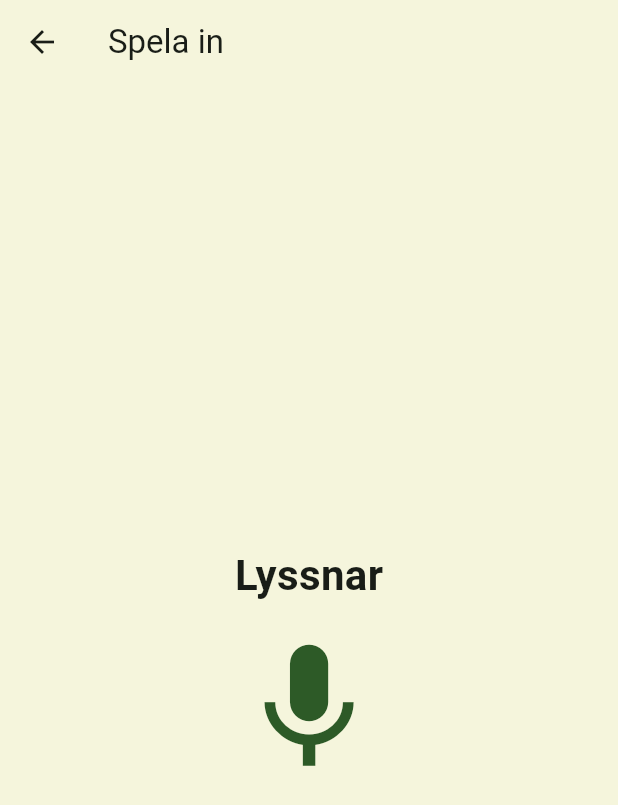
After one commit to buuddaan/WingLog, a Flutter app: the MyHomePage screen opened directly, item 5 of the bottom bar chosen, after a tap on "Spela in ljud", on a phone screen of 412 x 824 dp. The commit adds this screen. Shown: the top 805 px of the screen. Run offline on Flutter 3.47's test engine with Material 3 defaults, Android fonts, the phone set to English and light mode, and no system bars.

Commit message:
Lägger till SoundRecording

```diff
--- a/frontend/lib/main.dart
+++ b/frontend/lib/main.dart
@@ -1,4 +1,5 @@
 import 'package:flutter/material.dart';
+import 'package:frontend/screens/SoundRecording_screen.dart';
 import 'screens/home_screen.dart';
 
 
@@ -23,7 +24,8 @@ class MyApp extends StatelessWidget {
         ),
       ),
       // Här pekar vi på klassen som ligger i home_screen.dart
-      home: const MyHomePage(title: 'WingLog'),
+      home: const MyHomePage(title: 'Winglog'),
+
     );
   }
 }
--- /dev/null
+++ b/frontend/lib/screens/SoundRecording_screen.dart
@@ -0,0 +1,155 @@
+import 'package:flutter/cupertino.dart';
+import 'package:flutter/material.dart';
+
+class SoundRecordingScreen extends StatelessWidget{
+    const SoundRecordingScreen ({super.key});
+
+    @override
+    Widget build (BuildContext context) {
+        return Scaffold(
+            body: Center(
+                child: GestureDetector(
+                    onTap: (){
+                        Navigator.push(
+                            context,
+                           MaterialPageRoute(
+                               builder: (context) => const ListeningScreen(),
+                           ),
+                        );
+                    },
+                    child: Container(
+                        padding: const EdgeInsets.symmetric(
+                        horizontal: 40,
+                        vertical: 20,
+                        ),
+                     decoration: BoxDecoration(
+                        border: Border.all(
+                            color: Colors.green,
+                            width: 5,
+                        ),
+                        borderRadius: BorderRadius.circular(40),
+                    ),
+                    child: Text('Spela in ljud'),
+                ),
+              ),
+            ),
+         );
+} }
+
+   class ListeningScreen extends StatefulWidget {
+  const ListeningScreen({super.key});
+
+  @override
+  State<ListeningScreen> createState() => _ListeningScreenState();
+}
+
+class _ListeningScreenState extends State<ListeningScreen>
+    with SingleTickerProviderStateMixin {
+  late AnimationController _controller;
+  late Animation<double> _scaleAnimation;
+
+  @override
+  void initState() {
+    super.initState();
+
+    _controller = AnimationController(
+      vsync: this,
+      duration: const Duration(milliseconds: 900),
+    )..repeat(reverse: true);
+
+    _scaleAnimation = Tween<double>(begin: 1.0, end: 1.15).animate(
+      CurvedAnimation(parent: _controller, curve: Curves.easeInOut),
+    );
+
+    Future.delayed(const Duration(seconds: 3), (){
+        Navigator.push(
+            context,
+            MaterialPageRoute(builder: (context) => const RecognitionResultScreen(),
+            ),
+        ) ;
+    } );
+  }
+
+  @override
+  void dispose() {
+    _controller.dispose();
+    super.dispose();
+  }
+
+  @override
+  Widget build(BuildContext context) {
+    return Scaffold(
+      appBar: AppBar(
+        title: const Text('Spela in'),
+      ),
+      body: Center(
+        child: Column(
+          mainAxisAlignment: MainAxisAlignment.center,
+          children: [
+            const Text(
+              'Lyssnar',
+              style: TextStyle(
+                fontSize: 28,
+                fontWeight: FontWeight.bold,
+              ),
+            ),
+            const SizedBox(height: 24),
+            ScaleTransition(
+              scale: _scaleAnimation,
+              child: const Icon(
+                Icons.mic,
+                size: 90,
+                color: Color(0xFF2D5A27),
+              ),
+            ),
+          ],
+        ),
+      ),
+    );
+  }
+}
+
+class RecognitionResultScreen extends StatelessWidget {
+  const RecognitionResultScreen({super.key});
+
+  @override
+  Widget build(BuildContext context) {
+    return Scaffold(
+      appBar: AppBar(
+        title: const Text('Resultat'),
+      ),
+      body: Center(
+        child: Padding(
+          padding: const EdgeInsets.all(24),
+          child: Column(
+            mainAxisAlignment: MainAxisAlignment.center,
+            children: [
+              const Text(
+                'Ljudigenkänning klar',
+                style: TextStyle(
+                  fontSize: 28,
+                  fontWeight: FontWeight.bold,
+                ),
+                textAlign: TextAlign.center,
+              ),
+              const SizedBox(height: 24),
+
+              const Icon(
+               Icons.flutter_dash,
+               size: 120,
+               color: Color(0xFF2D5A27),
+              ),
+
+
+              const SizedBox(height: 20),
+              const Text(
+                'Här ska fågeldata från databasen visas senare.',
+                textAlign: TextAlign.center,
+              ),
+            ],
+          ),
+        ),
+      ),
+    );
+  }
+}
--- a/frontend/lib/screens/home_screen.dart
+++ b/frontend/lib/screens/home_screen.dart
@@ -1,6 +1,7 @@
 import 'package:flutter/material.dart';
 import 'logbook_screen.dart';
 import 'map_screen.dart';
+import 'SoundRecording_screen.dart';
 
 class MyHomePage extends StatefulWidget {
   const MyHomePage({super.key, required this.title});
@@ -18,6 +19,7 @@ class _MyHomePageState extends State<MyHomePage> {
     const LogbookScreen(),
     const Center(child: Text('Forum')),
     const Center(child: Text('Profil')),
+    const SoundRecordingScreen(),
   ];
 
   @override
@@ -67,6 +69,8 @@ class _MyHomePageState extends State<MyHomePage> {
           BottomNavigationBarItem(icon: Icon(Icons.list_alt), label: 'Loggbok'),
           BottomNavigationBarItem(icon: Icon(Icons.forum), label: 'Forum'),
           BottomNavigationBarItem(icon: Icon(Icons.person), label: 'Profil'),
+          BottomNavigationBarItem(icon: Icon(Icons.mic), label: 'Spela in'),
+
         ],
       ),
     );
```
